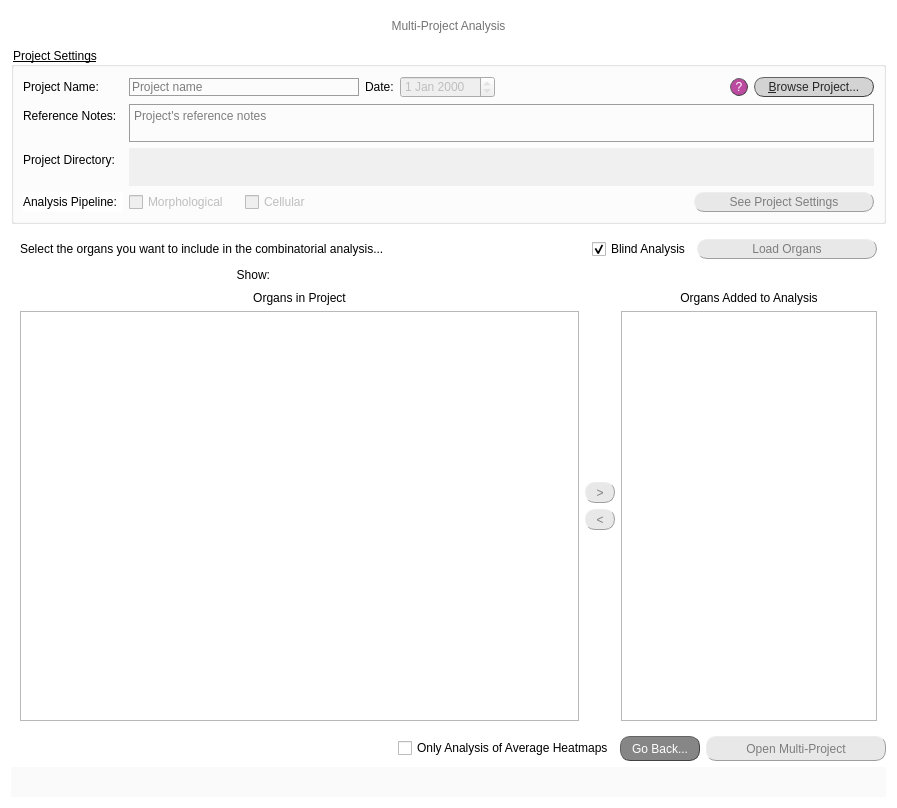
This is src/gui/ui/multi_proj_analysis_screen.ui in jsanchez679/morphoHeart as Qt 5 draws it before an edit. The edited form follows.
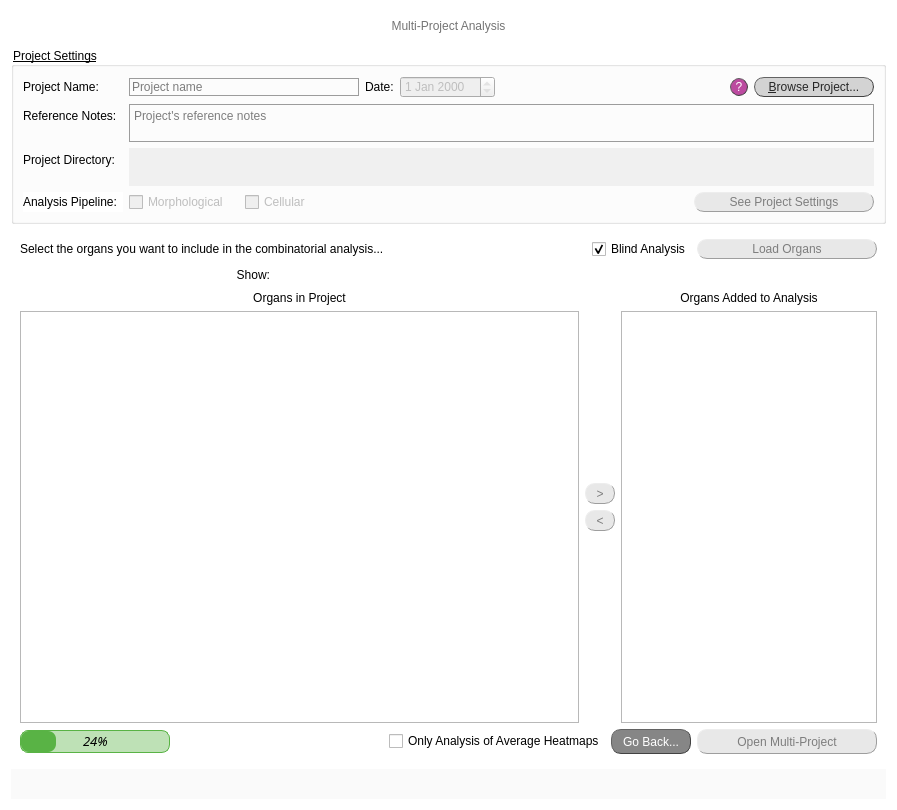
This is the edited form.

Commit message: Added progress bar when loading multip organs.

Diff of the .ui file:
```diff
--- a/src/gui/ui/multi_proj_analysis_screen.ui
+++ b/src/gui/ui/multi_proj_analysis_screen.ui
@@ -7,7 +7,7 @@
     <x>0</x>
     <y>0</y>
     <width>897</width>
-    <height>808</height>
+    <height>810</height>
    </rect>
   </property>
   <property name="windowTitle">
@@ -1078,11 +1078,47 @@
         </item>
        </layout>
       </item>
-     </layout>
-    </widget>
-   </item>
    <item>
     <layout class="QHBoxLayout" name="horizontalLayout_10">
+        <item>
+         <widget class="QProgressBar" name="prog_bar">
+          <property name="minimumSize">
+           <size>
+            <width>150</width>
+            <height>23</height>
+           </size>
+          </property>
+          <property name="maximumSize">
+           <size>
+            <width>150</width>
+            <height>23</height>
+           </size>
+          </property>
+          <property name="font">
+           <font>
+            <family>Calibri Light</family>
+            <pointsize>10</pointsize>
+            <italic>true</italic>
+           </font>
+          </property>
+          <property name="styleSheet">
+           <string notr="true">QProgressBar {
+        border: 1px solid rgba(89, 179, 69, 255); 
+        border-radius: 8px;
+        text-align: center;
+        background-color: rgba(89, 179, 69, 100);
+        color:rgb(0, 0, 0);
+    }
+    QProgressBar::chunk {
+        background-color: rgba(89, 179, 69, 255);
+        border-radius: 8px;
+    }</string>
+          </property>
+          <property name="value">
+           <number>24</number>
+          </property>
+         </widget>
+        </item>
      <item>
       <spacer name="horizontalSpacer_8">
        <property name="orientation">
@@ -1240,6 +1276,11 @@
      </item>
     </layout>
    </item>
+     </layout>
+    </widget>
+   </item>
+   <item>
+    <layout class="QHBoxLayout" name="horizontalLayout_5">
    <item>
     <widget class="QLineEdit" name="tE_validate">
      <property name="minimumSize">
@@ -1270,6 +1311,8 @@
       <bool>true</bool>
      </property>
     </widget>
+     </item>
+    </layout>
    </item>
   </layout>
  </widget>
```
Lines whose indentation alone changed are shown as unchanged. The commit also changes 4 other files.
